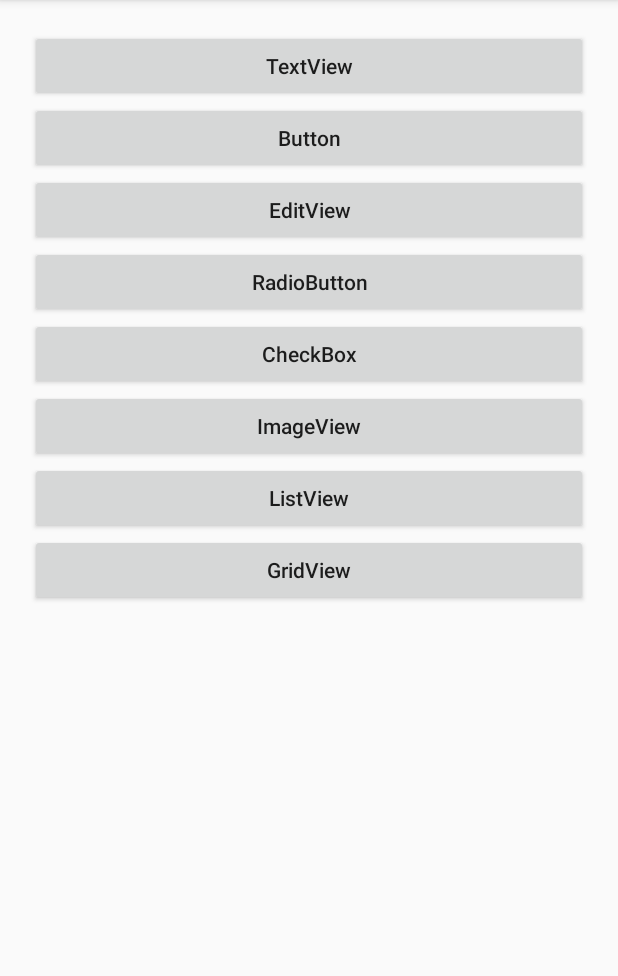
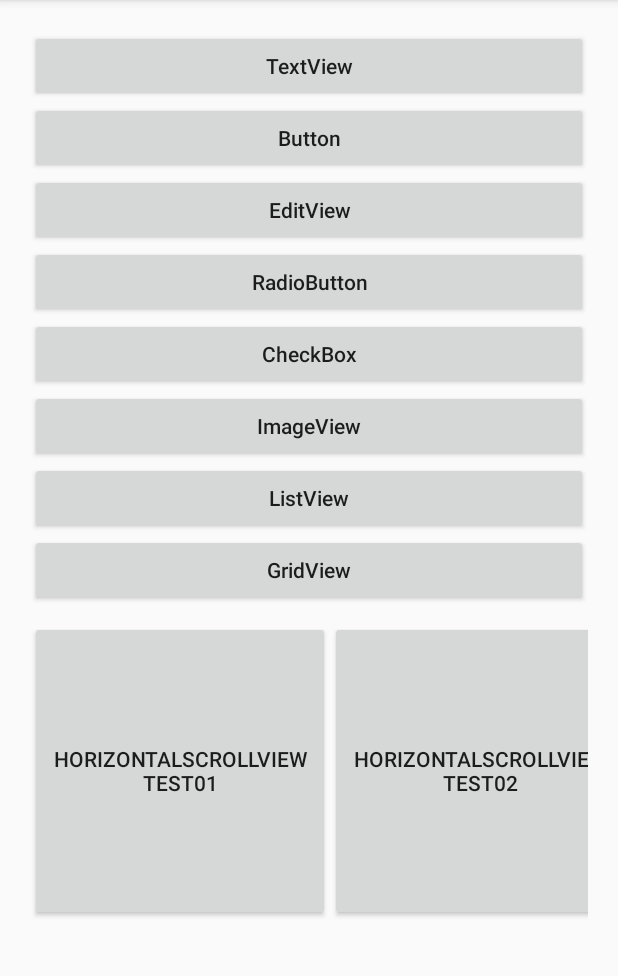
Before and after one commit to Wriprin/Android-Walkthrough, an Android app: the screen it shows after launch (MainActivity), on a phone screen of 412 x 824 dp, the part 84-1060 px from its top. Run offline under Robolectric (Android 15) with nearby library versions, the phone set to English and light mode, and no system bars.

Commit message:
ScrollView

```diff
--- a/app/src/main/res/layout/activity_main.xml
+++ b/app/src/main/res/layout/activity_main.xml
@@ -1,10 +1,13 @@
 <?xml version="1.0" encoding="utf-8"?>
-<LinearLayout xmlns:android="http://schemas.android.com/apk/res/android"
+<ScrollView xmlns:android="http://schemas.android.com/apk/res/android"
         xmlns:tools="http://schemas.android.com/tools"
-        xmlns:app="http://schemas.android.com/apk/res-auto"
+        android:layout_width="match_parent"
+        android:layout_height="match_parent">
+
+    <LinearLayout
             android:id="@+id/ll_00"
             android:layout_width="match_parent"
-        android:layout_height="match_parent"
+            android:layout_height="wrap_content"
             android:padding="20dp"
             tools:context=".MainActivity"
             android:orientation="vertical">
@@ -23,7 +26,7 @@
                 android:layout_height="wrap_content"
                 android:textAllCaps="false"
                 android:text="@string/button"
-            android:layout_gravity="center"/>
+                android:layout_gravity="center" />
 
         <Button
                 android:id="@+id/btn_03"
@@ -31,7 +34,7 @@
                 android:layout_height="wrap_content"
                 android:textAllCaps="false"
                 android:text="@string/editview"
-            android:layout_gravity="center"/>
+                android:layout_gravity="center" />
 
         <Button
                 android:id="@+id/btn_04"
@@ -39,7 +42,7 @@
                 android:layout_height="wrap_content"
                 android:textAllCaps="false"
                 android:text="@string/radiobutton"
-            android:layout_gravity="center"/>
+                android:layout_gravity="center" />
 
         <Button
                 android:id="@+id/btn_05"
@@ -47,7 +50,7 @@
                 android:layout_height="wrap_content"
                 android:textAllCaps="false"
                 android:text="CheckBox"
-            android:layout_gravity="center"/>
+                android:layout_gravity="center" />
 
         <Button
                 android:id="@+id/btn_06"
@@ -55,7 +58,7 @@
                 android:layout_height="wrap_content"
                 android:textAllCaps="false"
                 android:text="ImageView"
-            android:layout_gravity="center"/>
+                android:layout_gravity="center" />
 
         <Button
                 android:id="@+id/btn_07"
@@ -63,7 +66,7 @@
                 android:layout_height="wrap_content"
                 android:textAllCaps="false"
                 android:text="ListView"
-            android:layout_gravity="center"/>
+                android:layout_gravity="center" />
 
         <Button
                 android:id="@+id/btn_08"
@@ -71,5 +74,47 @@
                 android:layout_height="wrap_content"
                 android:textAllCaps="false"
                 android:text="GridView"
-            android:layout_gravity="center"/>
+                android:layout_gravity="center" />
+
+        <HorizontalScrollView
+                android:layout_width="match_parent"
+                android:layout_height="match_parent">
+
+            <LinearLayout
+                    android:layout_width="wrap_content"
+                    android:layout_marginTop="10dp"
+                    android:layout_height="wrap_content">
+
+                <Button
+                        android:layout_width="200dp"
+                        android:layout_height="200dp"
+                        android:text="HorizontalScrollViewTest01" />
+
+                <Button
+                        android:layout_width="200dp"
+                        android:layout_height="200dp"
+                        android:text="HorizontalScrollViewTest02" />
+
+                <Button
+                        android:layout_width="200dp"
+                        android:layout_height="200dp"
+                        android:text="HorizontalScrollViewTest03" />
+
+                <Button
+                        android:layout_width="200dp"
+                        android:layout_height="200dp"
+                        android:text="HorizontalScrollViewTest04" />
             </LinearLayout>
+        </HorizontalScrollView>
+
+        <Button
+                android:id="@+id/btn_09"
+                android:layout_width="match_parent"
+                android:layout_height="wrap_content"
+                android:textAllCaps="false"
+                android:text="ScrollViewTest"
+                android:layout_marginTop="300dp"
+                android:layout_gravity="center" />
+
+    </LinearLayout>
+</ScrollView>
```
Lines whose indentation alone changed are shown as unchanged.
